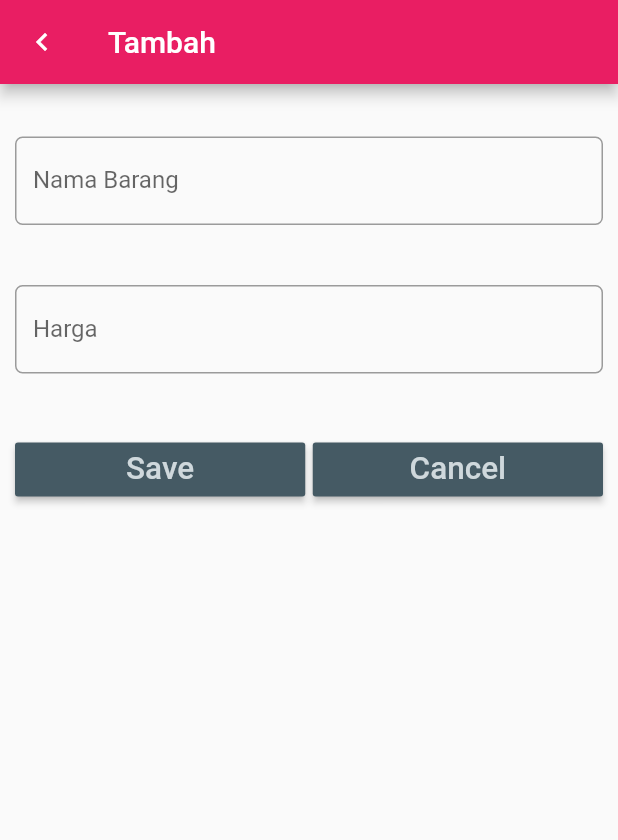
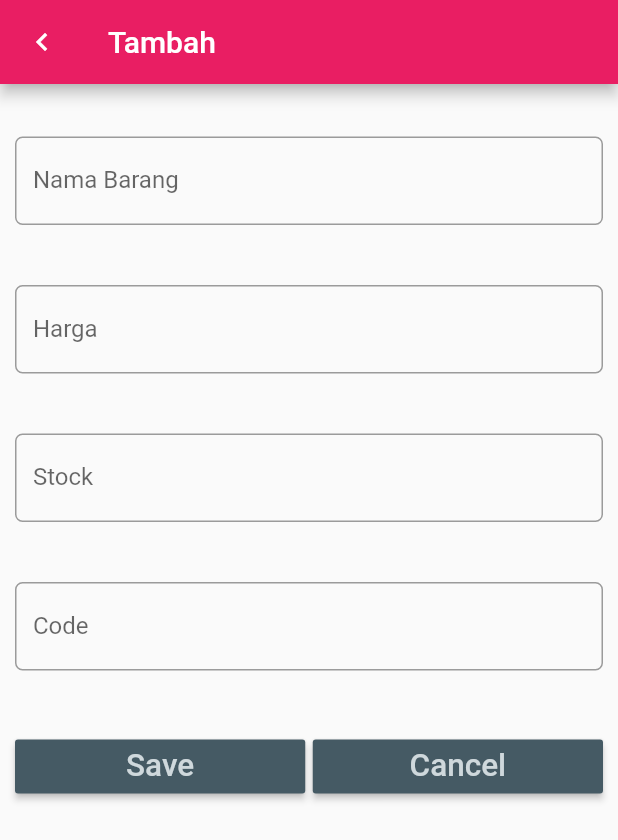
Before and after one commit to iqbalwaldan/06-sqlite-flutter, a Flutter app: the screen it shows after launch, after a tap on "Tambah Item", on a phone screen of 412 x 824 dp. Shown: the top 840 px of the screen. Run offline on Flutter 3.47's test engine with Material 2 defaults, Android fonts, the phone set to English and light mode, and no system bars; our stand-ins replace sqflite; accounts and stored records are empty.

Commit message:
Menambahkan atribut item

```diff
--- a/lib/dbhelper.dart
+++ b/lib/dbhelper.dart
@@ -30,7 +30,9 @@ class DbHelper {
  CREATE TABLE item (
  id INTEGER PRIMARY KEY AUTOINCREMENT,
  name TEXT,
- price INTEGER
+ price INTEGER,
+ stock INTEGER,
+ code TEXT
  )
  ''');
   }
--- a/lib/entryForm.dart
+++ b/lib/entryForm.dart
@@ -22,12 +22,16 @@ class EntryFormState extends State<EntryForm> {
   EntryFormState(this.item);
   TextEditingController nameController = TextEditingController();
   TextEditingController priceController = TextEditingController();
+  TextEditingController codeController = TextEditingController();
+  TextEditingController stockController = TextEditingController();
   @override
   Widget build(BuildContext context) {
     //kondisi
     if (item != null) {
       nameController.text = item.name;
       priceController.text = item.price.toString();
+      codeController.text = item.code;
+      stockController.text = item.stock.toString();
     }
     //rubah
     return Scaffold(
@@ -74,6 +78,38 @@ class EntryFormState extends State<EntryForm> {
                   },
                 ),
               ),
+              Padding(
+                padding: const EdgeInsets.only(top: 20.0, bottom: 20.0),
+                child: TextField(
+                  controller: stockController,
+                  keyboardType: TextInputType.number,
+                  decoration: InputDecoration(
+                    labelText: 'Stock',
+                    border: OutlineInputBorder(
+                      borderRadius: BorderRadius.circular(5.0),
+                    ),
+                  ),
+                  onChanged: (value) {
+                    //
+                  },
+                ),
+              ),
+              Padding(
+                padding: const EdgeInsets.only(top: 20.0, bottom: 20.0),
+                child: TextField(
+                  controller: codeController,
+                  keyboardType: TextInputType.text,
+                  decoration: InputDecoration(
+                    labelText: 'Code',
+                    border: OutlineInputBorder(
+                      borderRadius: BorderRadius.circular(5.0),
+                    ),
+                  ),
+                  onChanged: (value) {
+                    //
+                  },
+                ),
+              ),
               // tombol button
               Padding(
                 padding: const EdgeInsets.only(top: 20.0, bottom: 20.0),
@@ -91,12 +127,17 @@ class EntryFormState extends State<EntryForm> {
                         onPressed: () {
                           if (item == null) {
                             // tambah data
-                            item = Item(nameController.text,
-                                int.parse(priceController.text));
+                            item = Item(
+                                nameController.text,
+                                int.parse(priceController.text),
+                                int.parse(stockController.text),
+                                (codeController.text));
                           } else {
                             // ubah data
                             item.name = nameController.text;
                             item.price = int.parse(priceController.text);
+                            item.stock = int.parse(stockController.text);
+                            item.code = codeController.text;
                           }
                           // kembali ke layar sebelumnya dengan membawa objek item
                           Navigator.pop(context, item);
--- a/lib/home.dart
+++ b/lib/home.dart
@@ -83,7 +83,17 @@ class HomeState extends State<Home> {
               itemList[index].name,
               style: textStyle,
             ),
-            subtitle: Text(this.itemList[index].price.toString()),
+            subtitle: Column(
+              crossAxisAlignment: CrossAxisAlignment.start,
+              children: [
+                Text("Rp." + itemList[index].price.toString()),
+                const SizedBox(
+                  height: 5.0,
+                ),
+                Text("Stock : " + itemList[index].stock.toString()),
+                Text("Code : " + itemList[index].code),
+              ],
+            ),
             trailing: GestureDetector(
               child: Icon(Icons.delete),
               onTap: () async {
--- a/lib/item.dart
+++ b/lib/item.dart
@@ -6,18 +6,29 @@ class Item {
   int _id;
   String _name;
   int _price;
+  int _stock;
+  String _code;
+
   int get id => _id;
   String get name => this._name;
+  int get price => this._price;
+  int get stock => this._stock;
+  String get code => this._code;
+
   set name(String value) => this._name = value;
-  get price => this._price;
   set price(value) => this._price = value;
+  set stock(value) => this._stock = value;
+  set code(value) => this._code = value;
+
 // konstruktor versi 1
-  Item(this._name, this._price);
+  Item(this._name, this._price, this._stock, this._code);
 // konstruktor versi 2: konversi dari Map ke Item
   Item.fromMap(Map<String, dynamic> map) {
     this._id = map['id'];
     this._name = map['name'];
     this._price = map['price'];
+    this._stock = map['stock'];
+    this._code = map['code'];
   }
   // konversi dari Item ke Map
   Map<String, dynamic> toMap() {
@@ -25,6 +36,8 @@ class Item {
     map['id'] = this._id;
     map['name'] = name;
     map['price'] = price;
+    map['stock'] = stock;
+    map['code'] = code;
     return map;
   }
 }
```
Also changed, not shown: 1 other file.
